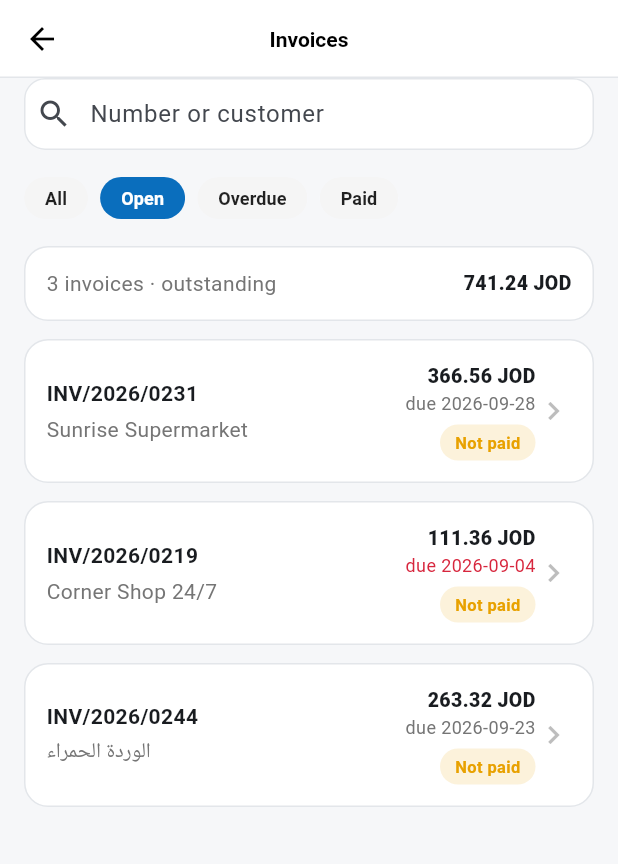
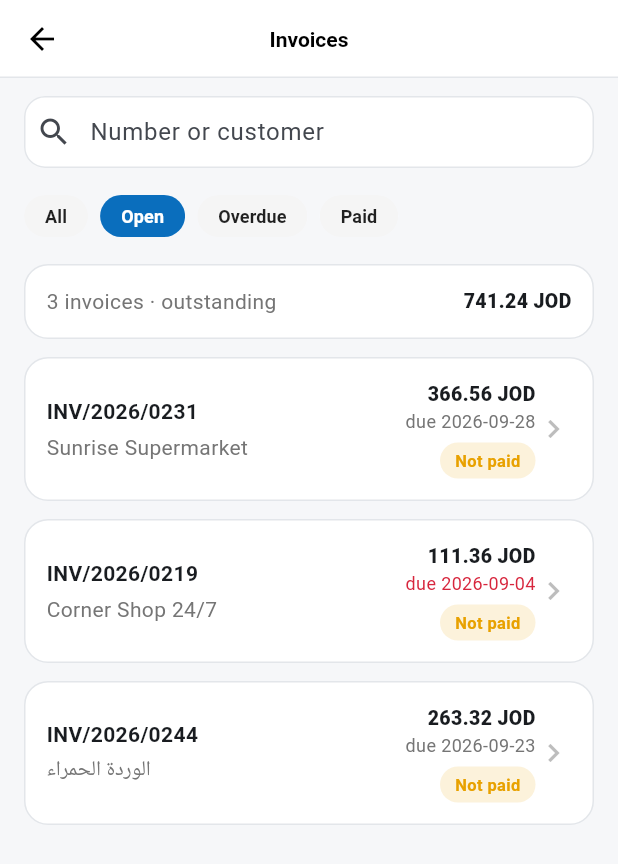
Before and after one commit to hamzatarakhan/sales-app, a Flutter app: the InvoicesScreen screen opened directly, on a phone screen of 412 x 824 dp. Shown: the top 864 px of the screen. Run offline on Flutter 3.47's test engine with Material 3 defaults, Android fonts, the phone set to English and light mode, and no system bars.

Commit message:
Add missing top padding on Invoices/Orders/Van stock/More
Their ListView padding was EdgeInsets.fromLTRB(16, 0, ...) -- zero
top inset -- so the search field (or user card on More) sat flush
against the app bar with no breathing room, unlike every other
screen in the app which uses 8-12px top padding.

Co-Authored-By: Claude Sonnet 5 <noreply@anthropic.com>

```diff
--- a/lib/screens/invoices/invoices_screen.dart
+++ b/lib/screens/invoices/invoices_screen.dart
@@ -50,7 +50,7 @@ class _InvoicesScreenState extends State<InvoicesScreen> {
       body: SafeArea(
         top: false,
         child: ListView(
-          padding: const EdgeInsets.fromLTRB(16, 0, 16, 100),
+          padding: const EdgeInsets.fromLTRB(16, 12, 16, 100),
           children: [
             TextField(
               controller: _search,
--- a/lib/screens/more/more_screen.dart
+++ b/lib/screens/more/more_screen.dart
@@ -21,7 +21,7 @@ class MoreScreen extends StatelessWidget {
           body: SafeArea(
             top: false,
             child: ListView(
-              padding: const EdgeInsets.fromLTRB(16, 0, 16, 24),
+              padding: const EdgeInsets.fromLTRB(16, 12, 16, 24),
               children: [
                 SectionCard(
                   child: Column(
--- a/lib/screens/orders/orders_screen.dart
+++ b/lib/screens/orders/orders_screen.dart
@@ -34,7 +34,7 @@ class _OrdersScreenState extends State<OrdersScreen> {
       body: SafeArea(
         top: false,
         child: ListView(
-          padding: const EdgeInsets.fromLTRB(16, 0, 16, 100),
+          padding: const EdgeInsets.fromLTRB(16, 12, 16, 100),
           children: [
             TextField(
               controller: _search,
--- a/lib/screens/van_stock/van_stock_screen.dart
+++ b/lib/screens/van_stock/van_stock_screen.dart
@@ -37,7 +37,7 @@ class _VanStockScreenState extends State<VanStockScreen> {
           body: SafeArea(
             top: false,
             child: ListView(
-              padding: const EdgeInsets.fromLTRB(16, 0, 16, 100),
+              padding: const EdgeInsets.fromLTRB(16, 12, 16, 100),
               children: [
                 TextField(
                   controller: _search,
```
